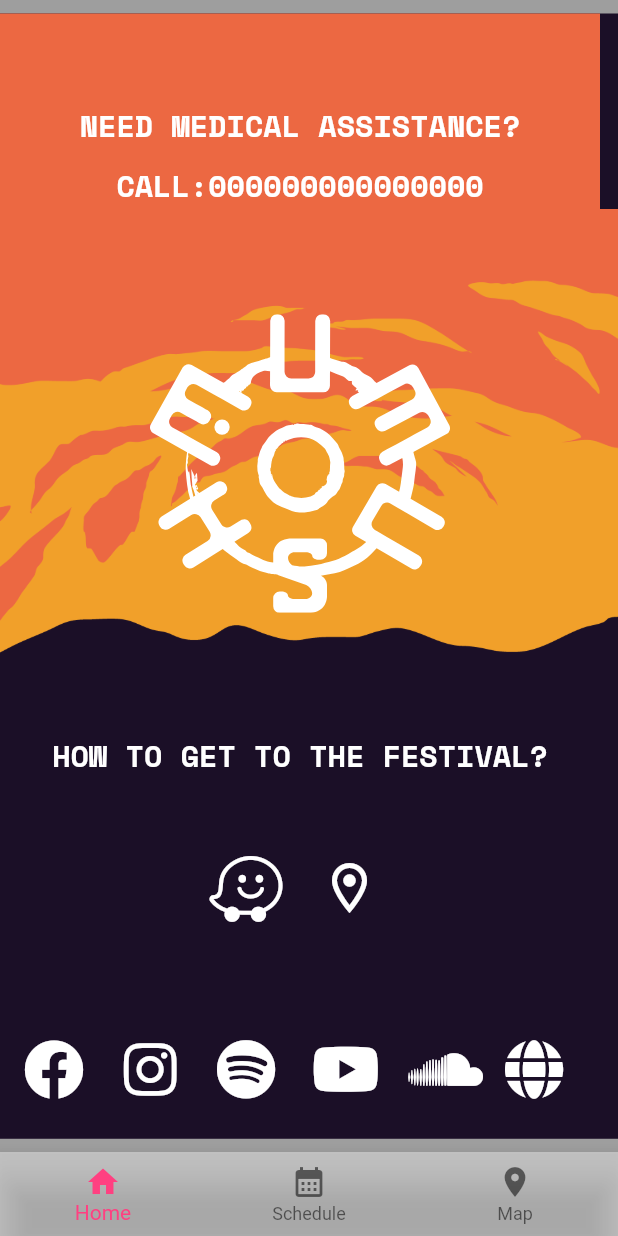
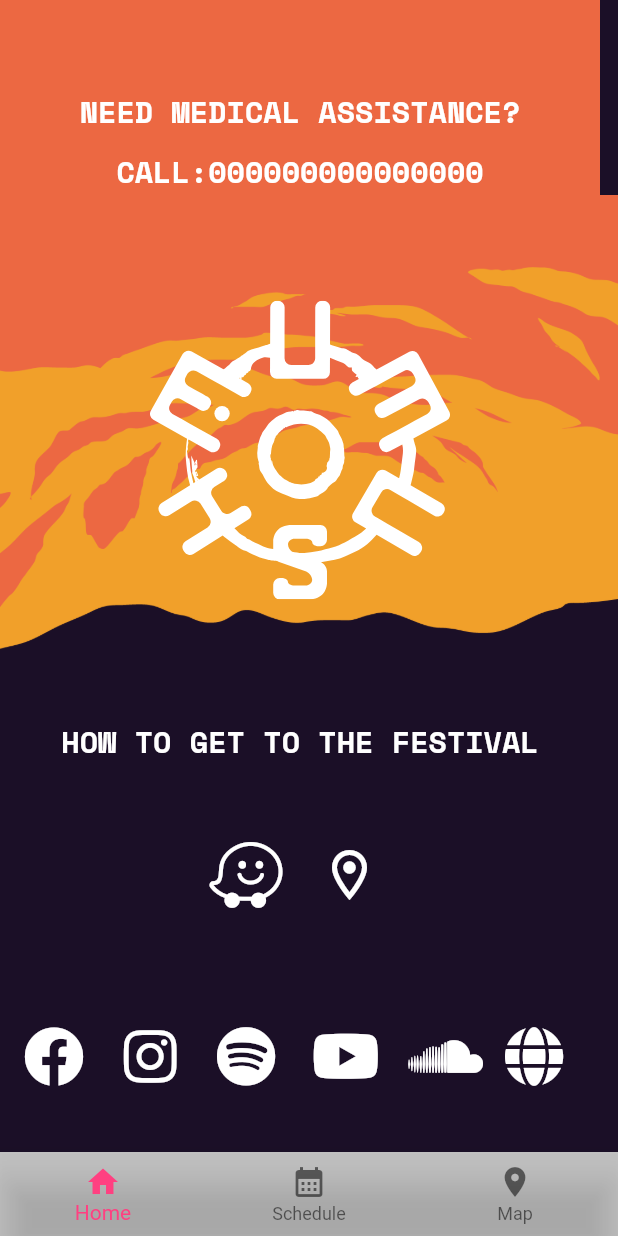
Before and after one commit to Ary-Applications/mumush, a Flutter app: the screen it shows after launch, on a phone screen of 412 x 824 dp. Run offline on Flutter 3.47's test engine with Material 2 defaults, Android fonts, the phone set to English and light mode, and no system bars; our stand-ins replace flutter_svg, font_awesome_flutter, get_it, google_maps_flutter, injectable; generated files the repository leaves out were written again.

Commit message:
Na ez jo

```diff
--- a/lib/src/application/application.dart
+++ b/lib/src/application/application.dart
@@ -57,7 +57,7 @@ class _MumushState extends State<Mumush> {
             )
           ],
         ),
-        body: PageView(controller: pageController, children: [
+        body: PageView(controller: pageController, physics: NeverScrollableScrollPhysics(),children: [
           HomeView(),
           TimelineView(
             squareList: [
--- a/lib/src/screens/home/home_view.dart
+++ b/lib/src/screens/home/home_view.dart
@@ -19,7 +19,7 @@ class _HomeViewState extends State<HomeView> {
     return BaseStatefulView(
         viewModel: getIt<HomeViewModel>(),
         builder: (context, viewModel, child) {
-          return FittedBox(
+          return Flexible(
             child: Container(
               color: Color(0xFF1B0F27),
               child: Stack(
@@ -39,10 +39,9 @@ class _HomeViewState extends State<HomeView> {
                   ),
                   Column(
                     children: [
-                      SizedBox(height: 50),
+                      SizedBox(height: 100),
                       Container(
-
-                          height: 700,
+                          height: 600,
                           width:MediaQuery.of(context).size.width,
                           child: FittedBox(
                             child: Image(image: AssetImage('assets/art/graund.png')),
@@ -51,7 +50,8 @@ class _HomeViewState extends State<HomeView> {
                       ),
                     ],
                   ),
-                  Container(
+                  FittedBox(
+                    child: Container(
                         color: Colors.transparent,
                       child: Column(
                         children:
@@ -84,7 +84,7 @@ class _HomeViewState extends State<HomeView> {
                             child: SvgPicture.asset('assets/art/mumush.svg')
                         ),
                         SizedBox(height: 80,),
-                      Text('HOW TO GET TO THE FESTIVAL?',style: TextStyle(
+                        Text('HOW TO GET TO THE FESTIVAL',style: TextStyle(
                             fontSize: 20.0,
                             fontWeight: FontWeight.bold,color: Colors.white),),
                           SizedBox(height: 40,),
@@ -154,6 +154,7 @@ class _HomeViewState extends State<HomeView> {
                         ]
                       ),
                     ),
+                  ),
 
 
                 ],
--- a/pubspec.yaml
+++ b/pubspec.yaml
@@ -50,6 +50,8 @@ flutter:
     - assets/art/mumush.svg
     - assets/art/graund.png
     - assets/art/sky.png
+    - assets/art/backgraund.png
+
 
   fonts:
     - family: SpaceMono
```
Also changed, not shown: lib/src/screens/timeline/square_widget.dart (+5 -3 lines), lib/src/screens/timeline/timeline_view.dart (+32 -17 lines). Lines whose indentation alone changed are shown as unchanged.
